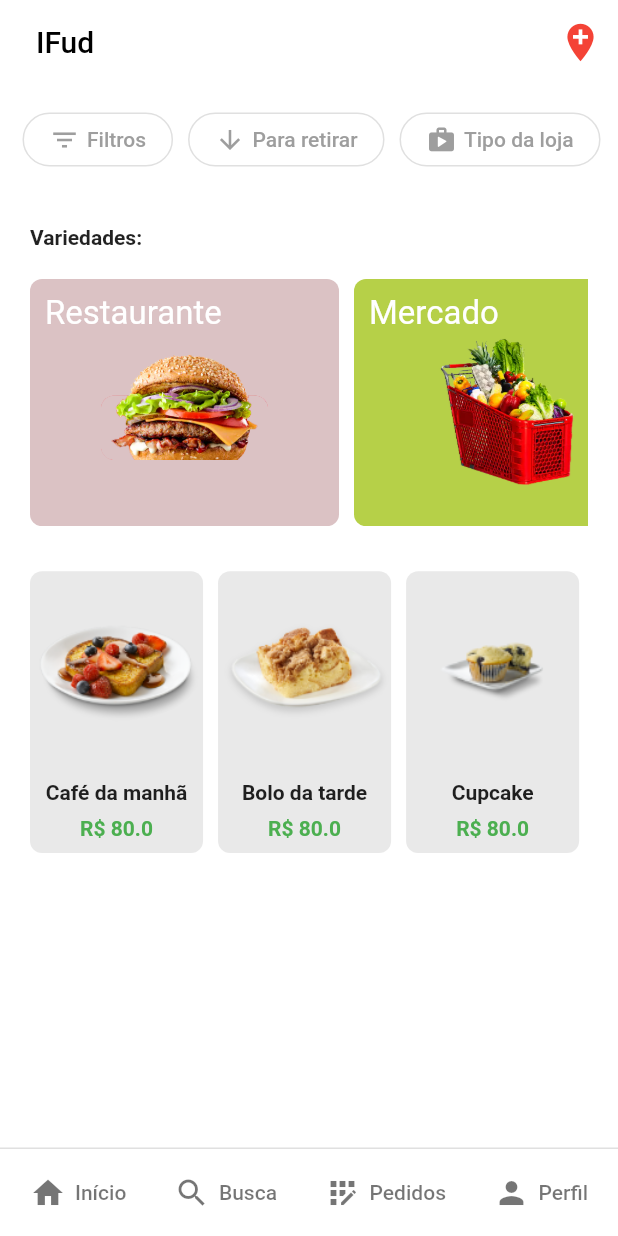
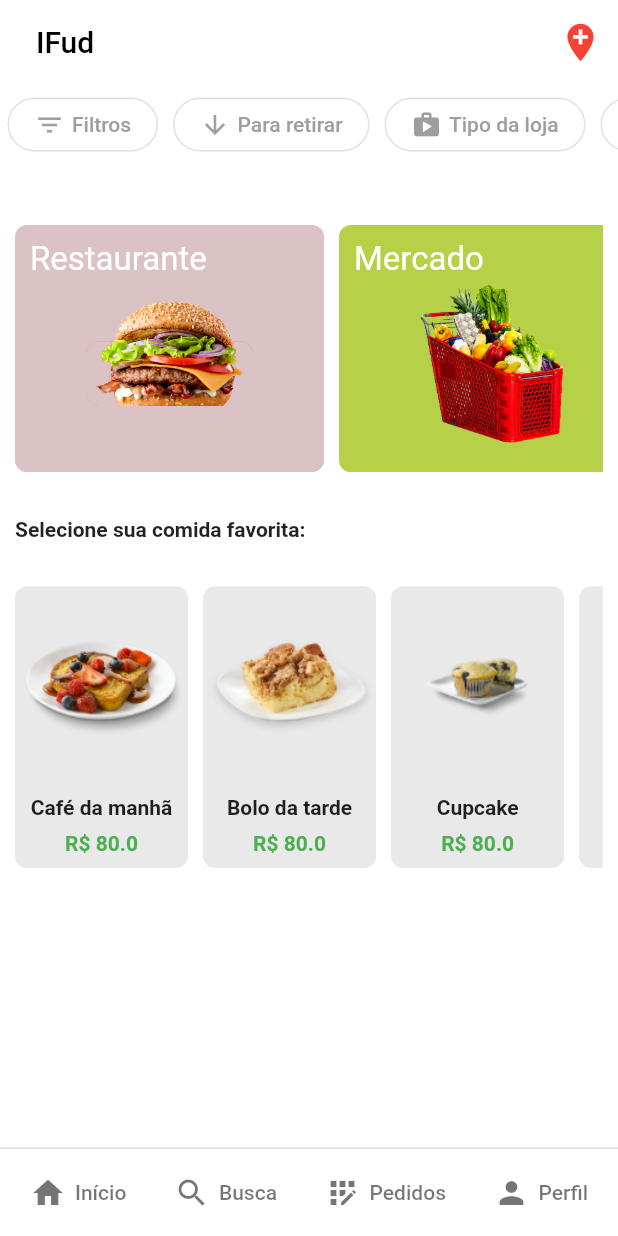
Before and after one commit to drelocatelli/MeIfoodi_Flutter, a Flutter app: the screen it shows after launch, on a phone screen of 412 x 824 dp. Run offline on Flutter 3.47's test engine with Material 2 defaults, Android fonts, the phone set to English and light mode, and no system bars.

Commit message:
solving bugs

```diff
--- a/lib/Views/Components/Categories.dart
+++ b/lib/Views/Components/Categories.dart
@@ -1,4 +1,6 @@
 import 'package:flutter/material.dart';
+
+import 'Mini/CategoryBox.dart';
 
 class Categories extends StatelessWidget {
   const Categories({ Key? key }) : super(key: key);
@@ -6,57 +8,26 @@ class Categories extends StatelessWidget {
   @override
   Widget build(BuildContext context) {
     return Container(
-      padding: EdgeInsets.only(top: 30, left: 10, right: 10),
+      padding: EdgeInsets.only(top: 20, left: 10, right: 10),
       child: Column(
-        mainAxisAlignment: MainAxisAlignment.start,
-        crossAxisAlignment: CrossAxisAlignment.start,
         children: [
-          Text("Variedades:", style: TextStyle(fontWeight: FontWeight.bold)),
           SizedBox(height: 20),
           SingleChildScrollView(
             scrollDirection: Axis.horizontal,
-            child: Expanded(
-              child: Row(
-                children: [
-                  Container(
-                    child: Column(
-                      crossAxisAlignment: CrossAxisAlignment.start,
-                      mainAxisAlignment: MainAxisAlignment.start,
-                      children: [
-                        Text("Restaurante", style: TextStyle(color: Colors.white, fontSize: 22)),
-                        Center(child: Image.asset("assets/hamburguer.png", width: MediaQuery.of(context).size.width * 0.27))
-                      ],
-                    ),
-                    padding: EdgeInsets.all(10),
-                    width: MediaQuery.of(context).size.width * 0.5,
-                    height: MediaQuery.of(context).size.height * 0.2,
-                    decoration: BoxDecoration(
-                      color: Color.fromRGBO(219, 194, 196, 1),
-                      borderRadius: BorderRadius.all(Radius.circular(8.0))
-                    ),
-                  ),
-                  SizedBox(width: 10),
-                  Container(
-                    child: Flexible(
-                      child: Column(
-                        crossAxisAlignment: CrossAxisAlignment.start,
-                        mainAxisAlignment: MainAxisAlignment.start,
-                        children: [
-                          Text("Mercado", style: TextStyle(color: Colors.white, fontSize: 22)),
-                          Center(child: Image.asset("assets/carrinho.png", width: MediaQuery.of(context).size.width * 0.25))
-                        ],
-                      ),
-                    ),
-                    padding: EdgeInsets.all(10),
-                    width: MediaQuery.of(context).size.width * 0.5,
-                    height: MediaQuery.of(context).size.height * 0.2,
-                    decoration: BoxDecoration(
-                      color: Color.fromRGBO(182, 208, 72, 1),
-                      borderRadius: BorderRadius.all(Radius.circular(8.0))
-                    ),
-                )
-                ],
-              ),
+            child: Row(
+              children: [
+                CategoryBox(
+                  titulo: "Restaurante",
+                  imagem: "assets/hamburguer.png",
+                  cor: Color.fromRGBO(219, 194, 196, 1)
+                ),
+                SizedBox(width: 10),
+                CategoryBox(
+                  titulo: "Mercado",
+                  imagem: "assets/carrinho.png",
+                  cor: Color.fromRGBO(182, 208, 72, 1)
+                ),
+              ],
             ),
           )
         ],
--- a/lib/Views/Components/Filters.dart
+++ b/lib/Views/Components/Filters.dart
@@ -7,7 +7,9 @@ class Filters extends StatelessWidget {
 
   @override
   Widget build(BuildContext context) {
-    return Padding(
+    return SingleChildScrollView(
+      scrollDirection: Axis.horizontal,
+      child: Padding(
         padding: EdgeInsets.symmetric(horizontal: 5, vertical: 3),
         child: Row(
           mainAxisAlignment: MainAxisAlignment.spaceAround,
@@ -34,6 +36,7 @@ class Filters extends StatelessWidget {
             ),
           ],
         ),
+      ),
     );
   }
 }
--- a/lib/Views/Components/Foods.dart
+++ b/lib/Views/Components/Foods.dart
@@ -11,7 +11,6 @@ class Foods extends StatelessWidget {
       padding: EdgeInsets.only(top: 30, left: 10, right: 10),
       child: SingleChildScrollView(
         scrollDirection: Axis.horizontal,
-        child: Expanded(
         child: Row(
           mainAxisAlignment: MainAxisAlignment.start,
           crossAxisAlignment: CrossAxisAlignment.start,
@@ -42,7 +41,6 @@ class Foods extends StatelessWidget {
             )
           ],
         ),
-        ),
       )
     );
   }
--- /dev/null
+++ b/lib/Views/Components/Mini/CategoryBox.dart
@@ -0,0 +1,32 @@
+import 'package:flutter/material.dart';
+
+class CategoryBox extends StatelessWidget {
+  const CategoryBox({Key? key, required this.titulo, required this.imagem, required this.cor}) : super(key: key);
+
+  final String titulo;
+  final String imagem;
+  final Color cor;
+
+  @override
+  Widget build(BuildContext context) {
+    return Container(
+      child: Column(
+        crossAxisAlignment: CrossAxisAlignment.start,
+        mainAxisAlignment: MainAxisAlignment.start,
+        children: [
+          Text(titulo,
+              style: TextStyle(color: Colors.white, fontSize: 22)),
+          Center(
+              child: Image.asset(imagem,
+                  width: MediaQuery.of(context).size.width * 0.27))
+        ],
+      ),
+      padding: EdgeInsets.all(10),
+      width: MediaQuery.of(context).size.width * 0.5,
+      height: MediaQuery.of(context).size.height * 0.2,
+      decoration: BoxDecoration(
+          color: cor,
+          borderRadius: BorderRadius.all(Radius.circular(8.0))),
+    );
+  }
+}
--- a/lib/Views/Home.dart
+++ b/lib/Views/Home.dart
@@ -40,29 +40,20 @@ class _HomeState extends State<Home> {
         ],
       ),
       bottomNavigationBar: BottomNavigation(),
-      body: Container(
-        padding: EdgeInsets.all(10),
-        child: SingleChildScrollView(
-          child: Expanded(
+      body: SingleChildScrollView(
+        scrollDirection: Axis.vertical,
         child: Column(
           mainAxisAlignment: MainAxisAlignment.start,
           crossAxisAlignment: CrossAxisAlignment.start,
           children: [
+            Filters(),
+            Categories(),
             Container(
-                  width: MediaQuery.of(context).size.width,
-                  child: SingleChildScrollView(
-                    scrollDirection: Axis.horizontal,
-                    child: Expanded(
-                      child: Filters()
-                      )
+              padding: EdgeInsets.only(left: 10, top: 30),
+              child: Text("Selecione sua comida favorita:", style: TextStyle(fontWeight: FontWeight.bold))
             ),
-
-                ),
-                Categories(),
             Foods()
           ],
-            ),
-          ),
         ),
       )
     );
```
Also changed, not shown: pubspec.yaml (+7 -1 lines), pubspec.lock, 2 other files. Lines whose indentation alone changed are shown as unchanged.
